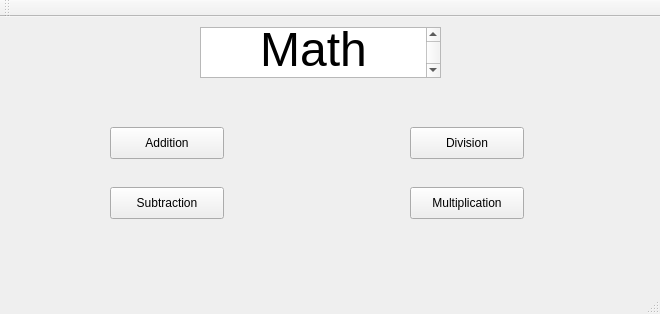
The window that mainwindow.ui (kevinlbnguyen113/cs254Project) describes before a commit, drawn with Qt 5.
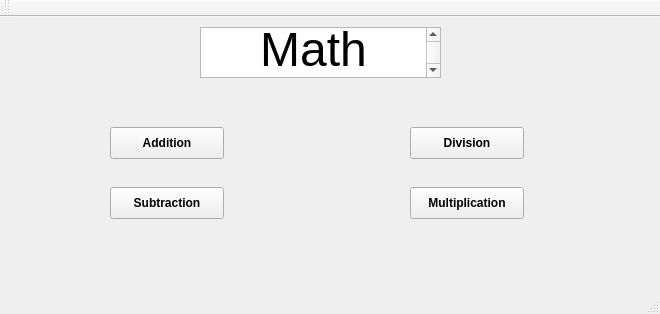
The same window after the commit.

What changed in the file:
```diff
--- a/mainwindow.ui
+++ b/mainwindow.ui
@@ -23,9 +23,21 @@
       <height>32</height>
      </rect>
     </property>
+    <property name="font">
+     <font>
+      <weight>75</weight>
+      <bold>true</bold>
+     </font>
+    </property>
+    <property name="autoFillBackground">
+     <bool>true</bool>
+    </property>
     <property name="text">
      <string>Addition</string>
     </property>
+    <property name="autoDefault">
+     <bool>true</bool>
+    </property>
    </widget>
    <widget class="QPushButton" name="pushButton_2">
     <property name="geometry">
@@ -36,9 +48,24 @@
       <height>32</height>
      </rect>
     </property>
+    <property name="font">
+     <font>
+      <weight>75</weight>
+      <bold>true</bold>
+     </font>
+    </property>
+    <property name="autoFillBackground">
+     <bool>true</bool>
+    </property>
     <property name="text">
      <string>Division</string>
     </property>
+    <property name="autoDefault">
+     <bool>true</bool>
+    </property>
+    <property name="flat">
+     <bool>false</bool>
+    </property>
    </widget>
    <widget class="QPushButton" name="pushButton_3">
     <property name="geometry">
@@ -49,9 +76,21 @@
       <height>32</height>
      </rect>
     </property>
+    <property name="font">
+     <font>
+      <weight>75</weight>
+      <bold>true</bold>
+     </font>
+    </property>
+    <property name="autoFillBackground">
+     <bool>true</bool>
+    </property>
     <property name="text">
      <string>Subtraction</string>
     </property>
+    <property name="autoDefault">
+     <bool>true</bool>
+    </property>
    </widget>
    <widget class="QPushButton" name="pushButton_4">
     <property name="geometry">
@@ -62,9 +101,21 @@
       <height>32</height>
      </rect>
     </property>
+    <property name="font">
+     <font>
+      <weight>75</weight>
+      <bold>true</bold>
+     </font>
+    </property>
+    <property name="autoFillBackground">
+     <bool>true</bool>
+    </property>
     <property name="text">
      <string>Multiplication</string>
     </property>
+    <property name="autoDefault">
+     <bool>true</bool>
+    </property>
    </widget>
    <widget class="QTextBrowser" name="textBrowser">
     <property name="geometry">
```
